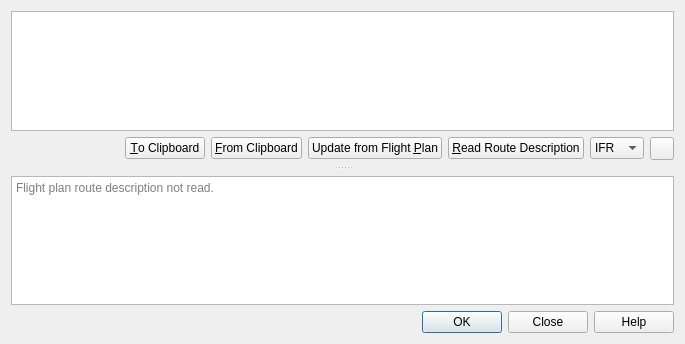
albar965/littlenavmap, file src/route/routestringdialog.ui: the form before one commit.
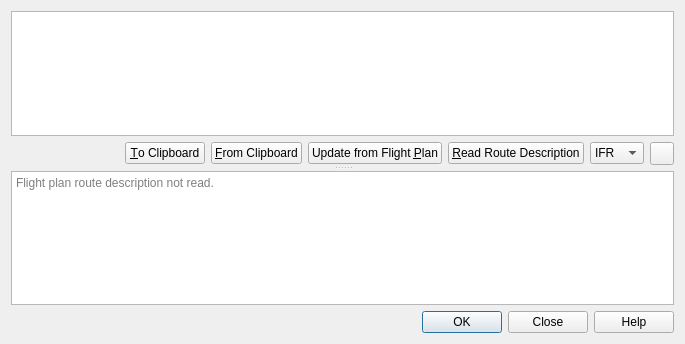
The form after the commit. Icons and pictures are not drawn.

Commit message: Fixed tooltip on splitter widgets to appear on handle only.

Diff of the .ui file:
```diff
--- a/src/route/routestringdialog.ui
+++ b/src/route/routestringdialog.ui
@@ -32,7 +32,7 @@
       <enum>Qt::Vertical</enum>
      </property>
      <property name="handleWidth">
-      <number>16</number>
+      <number>6</number>
      </property>
      <widget class="QWidget" name="verticalLayoutWidget">
       <layout class="QVBoxLayout" name="verticalLayoutRouteStringTop">
```
Left out of the diff: 3 changed lines with no effect on the pictures. The commit also changes 4 other files.
